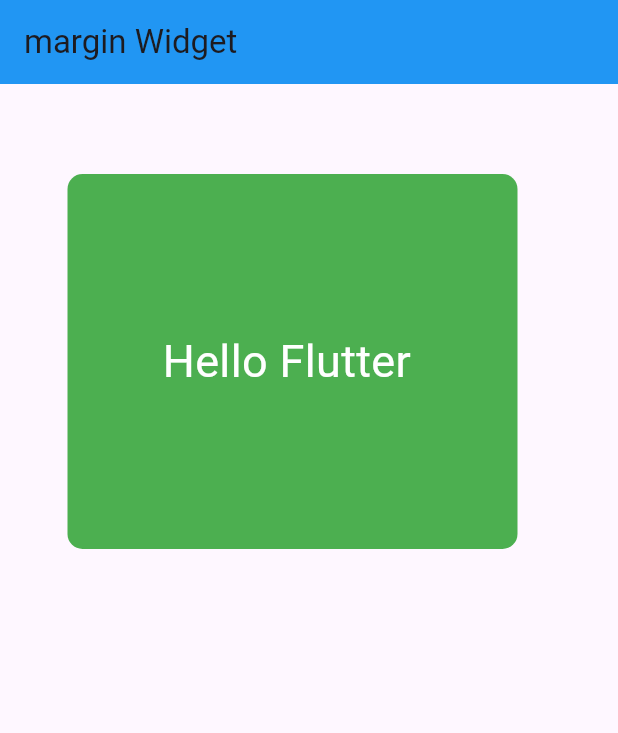
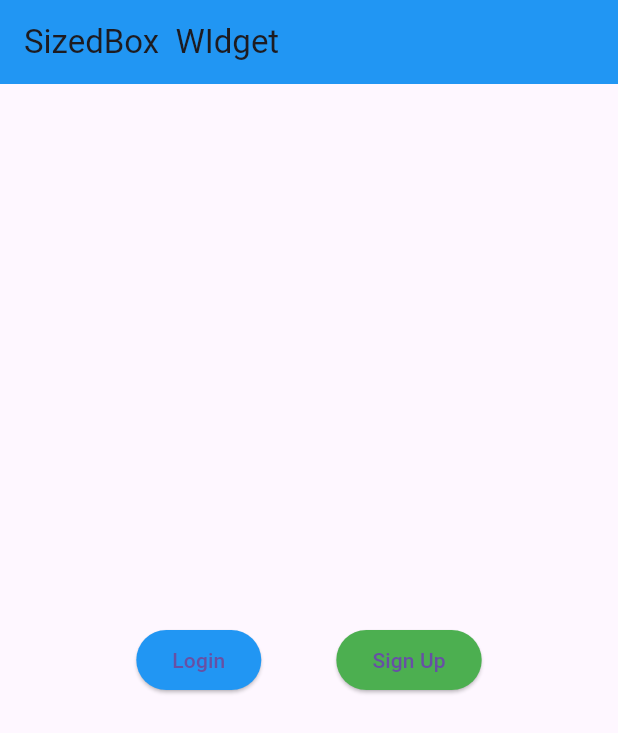
Before and after one commit to Gulshid/Flutter-Shorts-, a Flutter app: the screen it shows after launch, on a phone screen of 412 x 824 dp. Shown: the top 733 px of the screen. Run offline on Flutter 3.47's test engine with Material 3 defaults, Android fonts, the phone set to English and light mode, and no system bars.

Commit message:
sizedbox is done

```diff
--- /dev/null
+++ b/shorts/lib/ Basic Flutter Widgets/sizedbox_widget.dart
@@ -0,0 +1,42 @@
+import 'package:flutter/material.dart';
+
+class SizedboxWidget extends StatefulWidget {
+  const SizedboxWidget({super.key});
+
+  @override
+  State<SizedboxWidget> createState() => _SizedboxWidgetState();
+}
+
+class _SizedboxWidgetState extends State<SizedboxWidget> {
+  @override
+  Widget build(BuildContext context) {
+    return Scaffold(
+      appBar: AppBar(
+        backgroundColor: Colors.blue,
+
+        title: Text("SizedBox  WIdget"),
+      ),
+
+      body: Center(
+        child: Row(
+          mainAxisSize: MainAxisSize.min,
+          children: [
+            ElevatedButton(
+              style: ElevatedButton.styleFrom(backgroundColor: Colors.blue),
+              onPressed: () {},
+              child: Text("Login"),
+            ),
+
+            SizedBox(width: 50),
+
+            ElevatedButton(
+              style: ElevatedButton.styleFrom(backgroundColor: Colors.green),
+              onPressed: () {},
+              child: Text("Sign Up"),
+            ),
+          ],
+        ),
+      ),
+    );
+  }
+}
--- a/shorts/lib/main.dart
+++ b/shorts/lib/main.dart
@@ -1,5 +1,5 @@
 import 'package:flutter/material.dart';
-import 'package:shorts/%20Basic%20Flutter%20Widgets/margin_widget.dart';
+import 'package:shorts/%20Basic%20Flutter%20Widgets/sizedbox_widget.dart';
 
 void main() {
   runApp(const MyApp());
@@ -10,9 +10,6 @@ class MyApp extends StatelessWidget {
 
   @override
   Widget build(BuildContext context) {
-    return MaterialApp(
-      debugShowCheckedModeBanner: false,
-      home: MarginWidget(),
-    );
+    return MaterialApp(debugShowCheckedModeBanner: false, home: SizedboxWidget());
   }
 }
```
